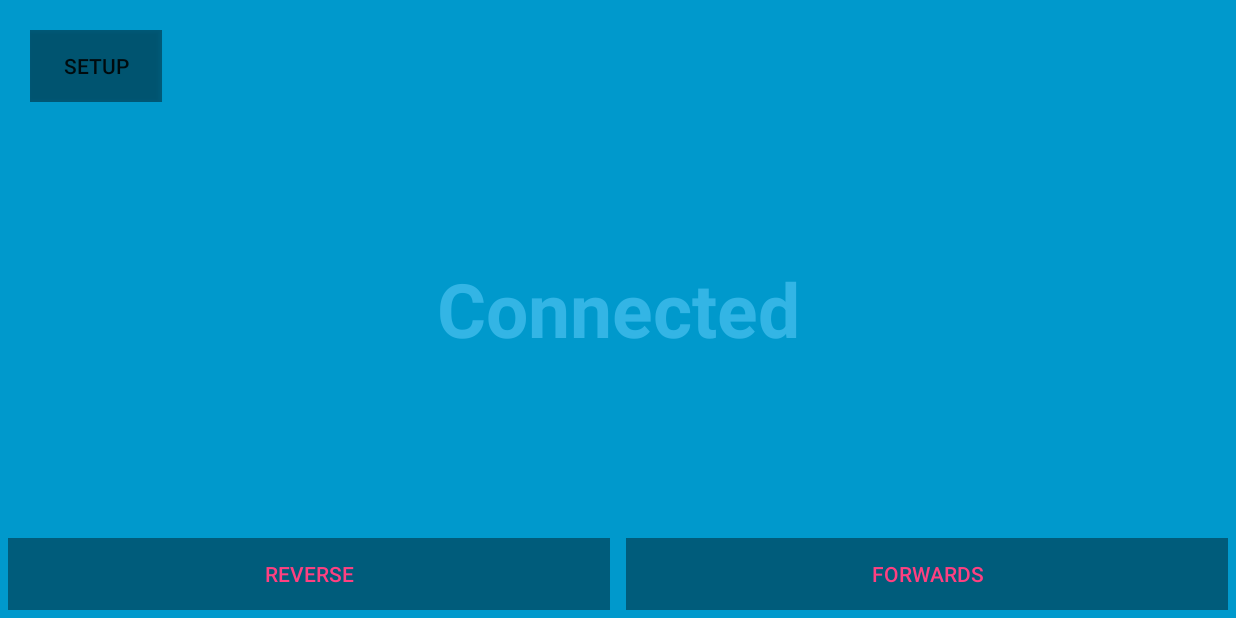
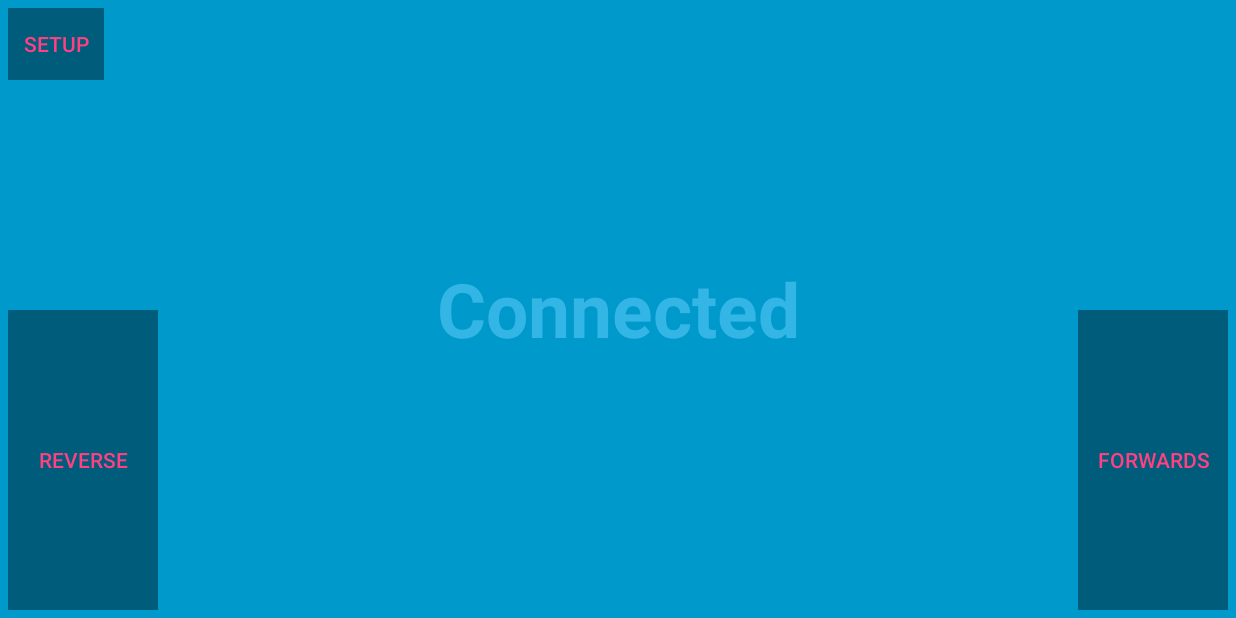
Before and after one commit to Ogadai/RemoteControl, an Android app: the screen it shows after launch (MainActivity), on a phone screen of 824 x 412 dp (held sideways). Run offline under Robolectric (Android 15) with nearby library versions, the phone set to English and light mode, and no system bars; libraries missing offline, so code that uses them is left out: javax.websocket, org.glassfish.tyrus; 2 statements that could not run were skipped.

Commit message:
Button styling and fixed messages

```diff
--- a/HomeRC/app/src/main/java/com/ogadai/alee/homerc/DeviceMessage.java
+++ b/HomeRC/app/src/main/java/com/ogadai/alee/homerc/DeviceMessage.java
@@ -6,10 +6,10 @@ import com.google.gson.annotations.SerializedName;
  * Created by alee on 29/08/2016.
  */
 public class DeviceMessage {
-    @SerializedName("Name")
+    @SerializedName("name")
     private String mName;
 
-    @SerializedName("State")
+    @SerializedName("state")
     private String mState;
 
     public DeviceMessage(String name, String state) {
--- a/HomeRC/app/src/main/java/com/ogadai/alee/homerc/MainActivity.java
+++ b/HomeRC/app/src/main/java/com/ogadai/alee/homerc/MainActivity.java
@@ -89,7 +89,7 @@ public class MainActivity extends AppCompatActivity implements SensorEventListen
         setVisibility();
 
         Button forwards = (Button)findViewById(R.id.forward_button);
-        forwards.setOnTouchListener(new ButtonTouchListener("fowards"));
+        forwards.setOnTouchListener(new ButtonTouchListener("forwards"));
 
         Button backwards = (Button)findViewById(R.id.backward_button);
         backwards.setOnTouchListener(new ButtonTouchListener("backwards"));
@@ -183,7 +183,10 @@ public class MainActivity extends AppCompatActivity implements SensorEventListen
         setConnectionStatus("Disconnected");
     }
 
-    private void sendMessage(DeviceMessage message) {
+    private void sendMessage(final DeviceMessage message) {
+        Thread worker = new Thread(new Runnable() {
+            @Override
+            public void run() {
             Gson gson = new Gson();
             String messageStr = gson.toJson(message);
 
@@ -191,6 +194,9 @@ public class MainActivity extends AppCompatActivity implements SensorEventListen
             if (mClient != null) {
                 mClient.sendMessage(messageStr);
             }
+            }
+        });
+        worker.start();
     }
 
     float[] mGravity;
--- /dev/null
+++ b/HomeRC/app/src/main/res/drawable/bg_button.xml
@@ -0,0 +1,15 @@
+<?xml version="1.0" encoding="utf-8"?>
+<selector xmlns:android="http://schemas.android.com/apk/res/android">
+    <item android:state_pressed="true" >
+        <shape>
+            <solid
+                android:color="@color/active_overlay" />
+        </shape>
+    </item>
+    <item>
+        <shape>
+            <solid
+                android:color="@color/black_overlay" />
+        </shape>
+    </item>
+</selector>
--- a/HomeRC/app/src/main/res/layout/activity_main.xml
+++ b/HomeRC/app/src/main/res/layout/activity_main.xml
@@ -23,35 +23,35 @@
         android:layout_width="match_parent"
         android:layout_height="match_parent">
 
-        <LinearLayout
+        <FrameLayout
             android:id="@+id/fullscreen_content_controls"
             style="?metaButtonBarStyle"
             android:layout_width="match_parent"
-            android:layout_height="wrap_content"
-            android:layout_gravity="bottom|center_horizontal"
-            android:orientation="horizontal"
+            android:layout_height="match_parent"
             tools:ignore="UselessParent">
 
             <Button
                 android:id="@+id/backward_button"
                 style="?metaButtonBarButtonStyle"
-                android:layout_width="0dp"
-                android:layout_height="wrap_content"
+                android:layout_width="100dp"
+                android:layout_height="200dp"
                 android:layout_weight="1"
                 android:layout_margin="5dp"
-                android:background="@color/black_overlay"
+                android:background="@drawable/bg_button"
+                android:layout_gravity="bottom|left"
                 android:text="@string/backward_button" />
             <Button
                 android:id="@+id/forward_button"
                 style="?metaButtonBarButtonStyle"
-                android:layout_width="0dp"
-                android:layout_height="wrap_content"
+                android:layout_width="100dp"
+                android:layout_height="200dp"
                 android:layout_margin="5dp"
                 android:layout_weight="1"
-                android:background="@color/black_overlay"
+                android:background="@drawable/bg_button"
+                android:layout_gravity="bottom|right"
                 android:text="@string/forward_button" />
 
-        </LinearLayout>
+        </FrameLayout>
     </FrameLayout>
 
     <FrameLayout
@@ -62,16 +62,17 @@
             android:layout_width="match_parent"
             android:layout_height="wrap_content"
             android:layout_gravity="center_horizontal"
-            android:layout_margin="20dp"
+            android:layout_margin="5dp"
             android:orientation="vertical"
             tools:ignore="UselessParent">
 
             <Button
                 android:id="@+id/connection_setup"
+                style="?metaButtonBarButtonStyle"
                 android:layout_width="wrap_content"
                 android:layout_height="wrap_content"
                 android:layout_weight="1"
-                android:background="@color/black_overlay"
+                android:background="@drawable/bg_button"
                 android:text="@string/connection_setup" />
 
         </LinearLayout>
@@ -87,6 +88,7 @@
             android:layout_height="wrap_content"
             android:layout_gravity="center_horizontal"
             android:layout_margin="80dp"
+            android:padding="5dp"
             android:orientation="vertical"
             android:background="@color/colorAccent"
             tools:ignore="UselessParent">
@@ -99,15 +101,17 @@
             <EditText
                 android:id="@+id/connection_address"
                 android:layout_width="match_parent"
-                android:layout_height="wrap_content" />
+                android:layout_height="wrap_content"
+                android:layout_marginTop="5dp"
+                android:layout_marginBottom="5dp"
+                android:background="@color/textbox_bg" />
 
             <Button
                 android:id="@+id/connection_connect"
                 android:layout_width="wrap_content"
                 android:layout_height="wrap_content"
-                android:layout_margin="5dp"
                 android:layout_weight="1"
-                android:background="@color/black_overlay"
+                android:background="@drawable/bg_button"
                 android:text="@string/connection_connect" />
 
         </LinearLayout>
--- a/HomeRC/app/src/main/res/values/colors.xml
+++ b/HomeRC/app/src/main/res/values/colors.xml
@@ -5,4 +5,7 @@
     <color name="colorAccent">#FF4081</color>
 
     <color name="black_overlay">#66000000</color>
+    <color name="active_overlay">#66FF0000</color>
+
+    <color name="textbox_bg">#FFFFFF</color>
 </resources>
```
Also changed, not shown: 1 other file. Lines whose indentation alone changed are shown as unchanged.
